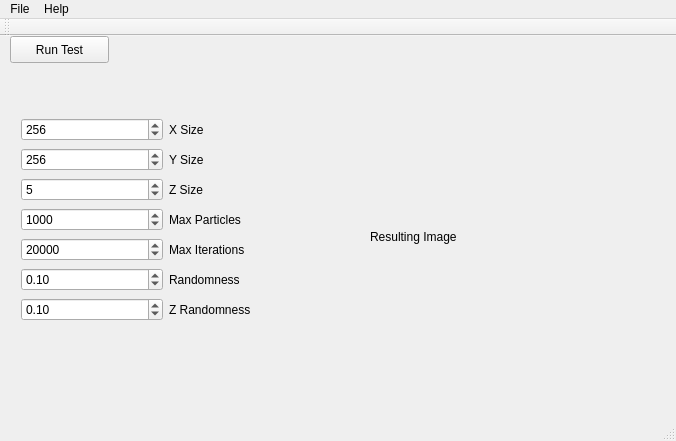
Above: mainwindow.ui from rbaravalle/porous_generation before the change. Below: the same form after it.
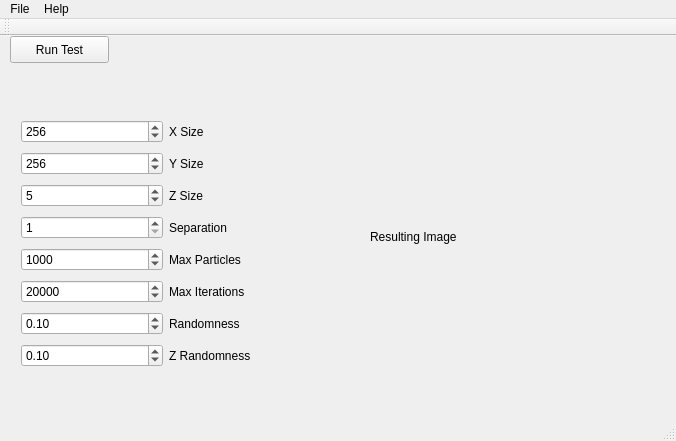
That is the form after the change.

Commit message: Added separation parameter to gui

Diff of the .ui file:
```diff
--- a/mainwindow.ui
+++ b/mainwindow.ui
@@ -33,7 +33,7 @@
       <x>10</x>
       <y>70</y>
       <width>311</width>
-      <height>227</height>
+      <height>283</height>
      </rect>
     </property>
     <layout class="QGridLayout" name="gridLayout">
@@ -44,14 +44,27 @@
        </property>
       </widget>
      </item>
-     <item row="4" column="1">
+     <item row="6" column="1">
       <widget class="QLabel" name="label_5">
        <property name="text">
         <string>Max Iterations</string>
        </property>
       </widget>
      </item>
-     <item row="5" column="1">
+     <item row="1" column="0">
+      <widget class="QSpinBox" name="spinBox_ysize">
+       <property name="minimum">
+        <number>1</number>
+       </property>
+       <property name="maximum">
+        <number>512</number>
+       </property>
+       <property name="value">
+        <number>256</number>
+       </property>
+      </widget>
+     </item>
+     <item row="7" column="1">
       <widget class="QLabel" name="label_6">
        <property name="text">
         <string>Randomness</string>
@@ -71,6 +84,13 @@
        </property>
       </widget>
      </item>
+     <item row="8" column="1">
+      <widget class="QLabel" name="label">
+       <property name="text">
+        <string>Z Randomness</string>
+       </property>
+      </widget>
+     </item>
      <item row="2" column="1">
       <widget class="QLabel" name="label_zsize">
        <property name="text">
@@ -78,6 +98,22 @@
        </property>
       </widget>
      </item>
+     <item row="5" column="0">
+      <widget class="QSpinBox" name="spinBox_max_particles">
+       <property name="minimum">
+        <number>1</number>
+       </property>
+       <property name="maximum">
+        <number>100000</number>
+       </property>
+       <property name="singleStep">
+        <number>1</number>
+       </property>
+       <property name="value">
+        <number>1000</number>
+       </property>
+      </widget>
+     </item>
      <item row="1" column="1">
       <widget class="QLabel" name="label_ysize">
        <property name="text">
@@ -85,14 +121,40 @@
        </property>
       </widget>
      </item>
-     <item row="3" column="1">
+     <item row="5" column="1">
       <widget class="QLabel" name="label_4">
        <property name="text">
         <string>Max Particles</string>
        </property>
       </widget>
      </item>
-     <item row="5" column="0">
+     <item row="2" column="0">
+      <widget class="QSpinBox" name="spinBox_zsize">
+       <property name="minimum">
+        <number>1</number>
+       </property>
+       <property name="maximum">
+        <number>512</number>
+       </property>
+       <property name="value">
+        <number>5</number>
+       </property>
+      </widget>
+     </item>
+     <item row="8" column="0">
+      <widget class="QDoubleSpinBox" name="spinBox_randomness_z">
+       <property name="maximum">
+        <double>1.000000000000000</double>
+       </property>
+       <property name="singleStep">
+        <double>0.050000000000000</double>
+       </property>
+       <property name="value">
+        <double>0.100000000000000</double>
+       </property>
+      </widget>
+     </item>
+     <item row="7" column="0">
       <widget class="QDoubleSpinBox" name="spinBox_randomness">
        <property name="maximum">
         <double>1.000000000000000</double>
@@ -105,7 +167,7 @@
        </property>
       </widget>
      </item>
-     <item row="4" column="0">
+     <item row="6" column="0">
       <widget class="QSpinBox" name="spinBox_max_it">
        <property name="minimum">
         <number>1</number>
@@ -118,65 +180,23 @@
        </property>
       </widget>
      </item>
-     <item row="6" column="0">
-      <widget class="QDoubleSpinBox" name="spinBox_randomness_z">
-       <property name="maximum">
-        <double>1.000000000000000</double>
-       </property>
-       <property name="singleStep">
-        <double>0.050000000000000</double>
-       </property>
-       <property name="value">
-        <double>0.100000000000000</double>
-       </property>
-      </widget>
-     </item>
-     <item row="6" column="1">
-      <widget class="QLabel" name="label">
+     <item row="4" column="1">
+      <widget class="QLabel" name="label_zsize_2">
        <property name="text">
-        <string>Z Randomness</string>
+        <string>Separation</string>
        </property>
       </widget>
      </item>
-     <item row="3" column="0">
-      <widget class="QSpinBox" name="spinBox_max_particles">
+     <item row="4" column="0">
+      <widget class="QSpinBox" name="spinBox_separation">
        <property name="minimum">
         <number>1</number>
        </property>
        <property name="maximum">
-        <number>100000</number>
+        <number>10</number>
        </property>
-       <property name="singleStep">
-        <number>1</number>
-       </property>
        <property name="value">
-        <number>1000</number>
-       </property>
-      </widget>
-     </item>
-     <item row="1" column="0">
-      <widget class="QSpinBox" name="spinBox_ysize">
-       <property name="minimum">
         <number>1</number>
-       </property>
-       <property name="maximum">
-        <number>512</number>
-       </property>
-       <property name="value">
-        <number>256</number>
-       </property>
-      </widget>
-     </item>
-     <item row="2" column="0">
-      <widget class="QSpinBox" name="spinBox_zsize">
-       <property name="minimum">
-        <number>1</number>
-       </property>
-       <property name="maximum">
-        <number>512</number>
-       </property>
-       <property name="value">
-        <number>5</number>
        </property>
       </widget>
      </item>
```
The commit also changes 5 other files.
